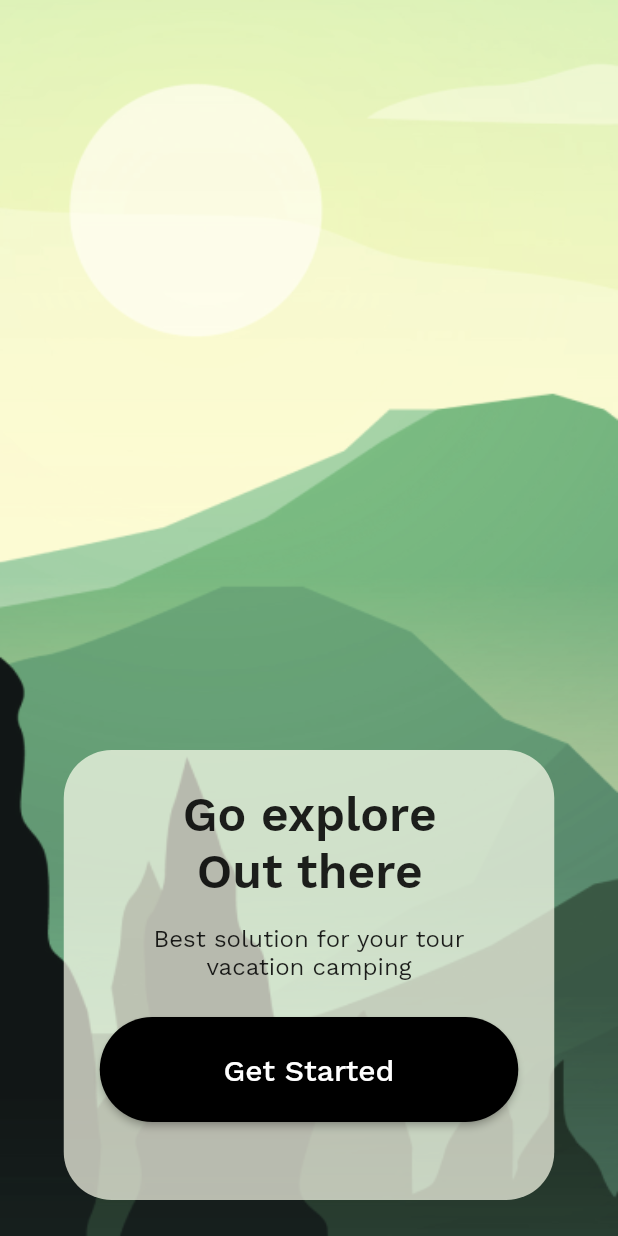
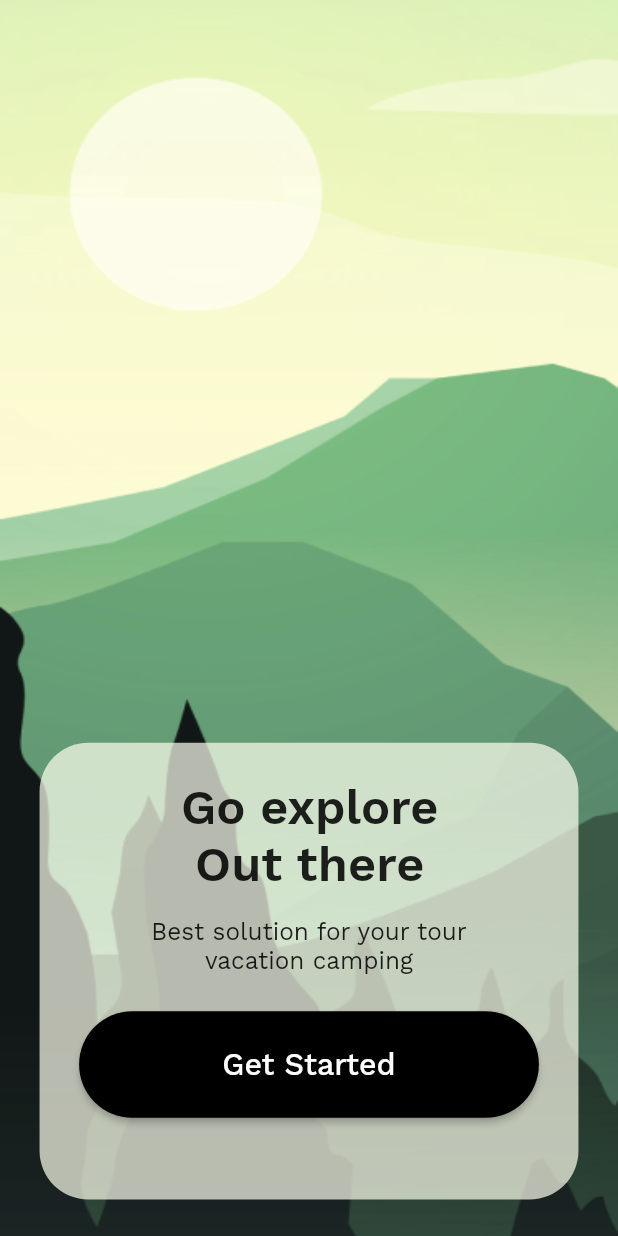
Before and after one commit to wannabeSE/flutter_travel_app, a Flutter app: the screen it shows after launch, on a phone screen of 412 x 824 dp. Run offline on Flutter 3.47's test engine with Material 2 defaults, Android fonts, the phone set to English and light mode, and no system bars; our stand-ins replace flutter_screenutil, flutter_svg.

Commit message:
responsiveness added to splashscreen

```diff
--- a/lib/main.dart
+++ b/lib/main.dart
@@ -1,4 +1,5 @@
 import 'package:flutter/material.dart';
+import 'package:flutter_screenutil/flutter_screenutil.dart';
 import 'package:travel_app/screens/main_screen.dart';
 import 'package:travel_app/screens/home.dart';
 import 'package:travel_app/screens/listing_screen.dart';
@@ -6,8 +7,19 @@ import 'package:travel_app/screens/profile_screen.dart';
 import 'package:travel_app/screens/splash_screen.dart';
 
 void main() {
-  runApp(
-    MaterialApp(
+  runApp(const MyApp());
+}
+class MyApp extends StatelessWidget {
+  const MyApp({super.key});
+
+@override
+  Widget build(BuildContext context){
+    return ScreenUtilInit(
+      designSize: const Size(375, 812),
+      //designSize: const Size(360, 690),
+      minTextAdapt: true,
+      builder: (context, child){
+        return MaterialApp(
           debugShowCheckedModeBanner: false,
           initialRoute: '/splashScreen',
           routes: {
@@ -18,6 +30,24 @@ void main() {
             '/profile' : (context) => const ProfileScreen(),
 
           },
-    )
         );
       }
+    );
+  }
+}
+//     ScreenUtilInit(
+//       child: MaterialApp(
+//         debugShowCheckedModeBanner: false,
+//         initialRoute: '/splashScreen',
+//         routes: {
+//           '/splashScreen' :(context) => const SplashScreen(),
+//           '/main' :(context) => const MainScreen(),
+//           '/home' :(context) => const HomeScreen(),
+//           '/listing' :(context) => const ListingScreen(),
+//           '/profile' : (context) => const ProfileScreen(),
+
+//         },
+//       ),
+//     )
+//   );
+// }
--- a/lib/screens/splash_screen.dart
+++ b/lib/screens/splash_screen.dart
@@ -1,4 +1,5 @@
 import 'package:flutter/material.dart';
+import 'package:flutter_screenutil/flutter_screenutil.dart';
 import 'package:travel_app/constants/fonts_and_colors.dart';
 
 import '../shared/text_style.dart';
@@ -6,59 +7,64 @@ import '../shared/text_style.dart';
 class SplashScreen extends StatelessWidget {
   const SplashScreen({super.key});
 
-  final TextStyle textStyle = const TextStyle(
-    fontFamily: sans,
-    fontSize: 32,
-    fontWeight: FontWeight.w600,
-  );
   @override
   Widget build(BuildContext context) {
     return Scaffold(
-      body: Stack(children: [
-        Column(
+      body: Stack(
         children: [
-            Image.asset(
-              'assets/icons/splash.png',
-              scale: 0.8,
+          Container(
+            height: 812.h,
+            width: 375.w,
+            decoration: const BoxDecoration(
+              image: DecorationImage(
+                fit: BoxFit.fill,
+                image: AssetImage('assets/icons/splash.png')
+              )
             ),
-          ],
           ),
+
         Padding(
-          padding: const EdgeInsets.all(24.0),
+          padding: EdgeInsets.all(24.sp),
           child: Align(
             alignment: Alignment.bottomCenter,
             child: Container(
-              height: 300,
-              width: 327,
+              height: 300.h,
+              width: 327.w,
               decoration: BoxDecoration(
                   color: dialogBoxColor.withOpacity(0.7),
-                  borderRadius: BorderRadius.circular(32)),
+                  borderRadius: BorderRadius.circular(32.sp)
+                ),
               child: Column(
                 children: [
                   Padding(
-                    padding: const EdgeInsets.fromLTRB(52, 24, 51, 16),
+                    padding: EdgeInsets.fromLTRB(52.sp, 24.sp, 51.sp, 16.sp),
                     child: SizedBox(
-                      width: 224,
+                      width: 224.w,
                       child: Text(
                         'Go explore\nOut there',
                         textAlign: TextAlign.center,
-                        style: textStyle,
+                        style: TextStyle(
+                          fontFamily: sans,
+                          fontSize: 32.sp,
+                          fontWeight: FontWeight.w600,
                         ),
                       ),
                     ),
-                  const Text(
+                  ),
+                  Text(
                     'Best solution for your tour\nvacation camping',
                     textAlign: TextAlign.center,
                     style: TextStyle(
                       fontFamily: sans,
-                        fontSize: 16,
-                        fontWeight: FontWeight.w400),
+                      fontSize: 16.sp,
+                      fontWeight: FontWeight.w400
+                    ),
                   ),
                   Padding(
-                    padding: const EdgeInsets.all(24),
+                    padding: EdgeInsets.all(24.sp),
                     child: SizedBox(
-                        height: 70,
-                        width: 279,
+                        height: 70.h,
+                        width: 279.w,
                         child: ElevatedButton(
                           onPressed: () {
                             Navigator.pushNamed(context, '/main');
@@ -66,16 +72,23 @@ class SplashScreen extends StatelessWidget {
                           style: ElevatedButton.styleFrom(
                             backgroundColor: Colors.black,
                             shape: RoundedRectangleBorder(
-                                  borderRadius: BorderRadius.circular(35))),
-                          child: const SemiBoldText(text: 'Get Started', fontSize: 20),
-                        )),
+                              borderRadius: BorderRadius.circular(35.sp)
+                            )
+                          ),
+                          child: SemiBoldText(
+                            text: 'Get Started',
+                            fontSize: 20.sp
+                          ),
+                        )
+                      ),
                     )
                   ],
                 ),
               ),
             ),
           )
-      ]),
+        ]
+      ),
     );
   }
 }
```
Lines whose indentation alone changed are shown as unchanged.
